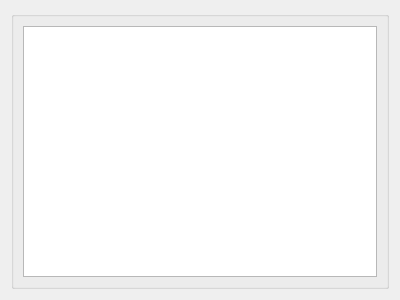
Above: software/desktop/src/gaincalibrationdialog.ui from dektronics/printalyzer-densitometer before the change. Below: the same form after it.
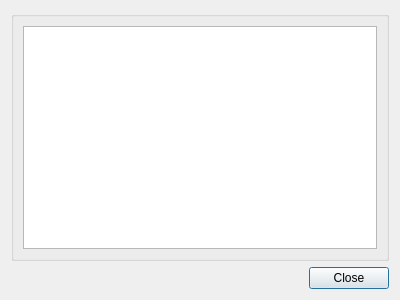
That is the form after the change.

```diff
--- a/software/desktop/src/gaincalibrationdialog.ui
+++ b/software/desktop/src/gaincalibrationdialog.ui
@@ -33,6 +33,13 @@
      </layout>
     </widget>
    </item>
+   <item>
+    <widget class="QDialogButtonBox" name="buttonBox">
+     <property name="standardButtons">
+      <set>QDialogButtonBox::Close</set>
+     </property>
+    </widget>
+   </item>
   </layout>
  </widget>
  <resources/>
```
